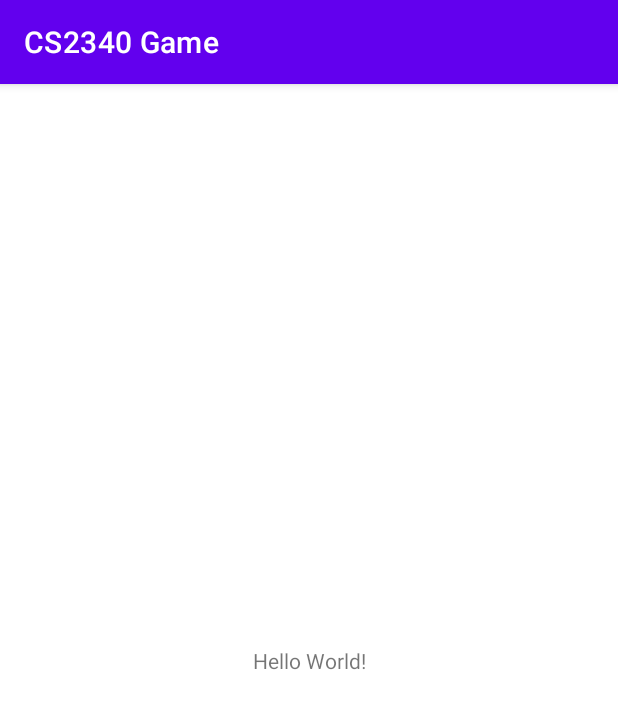
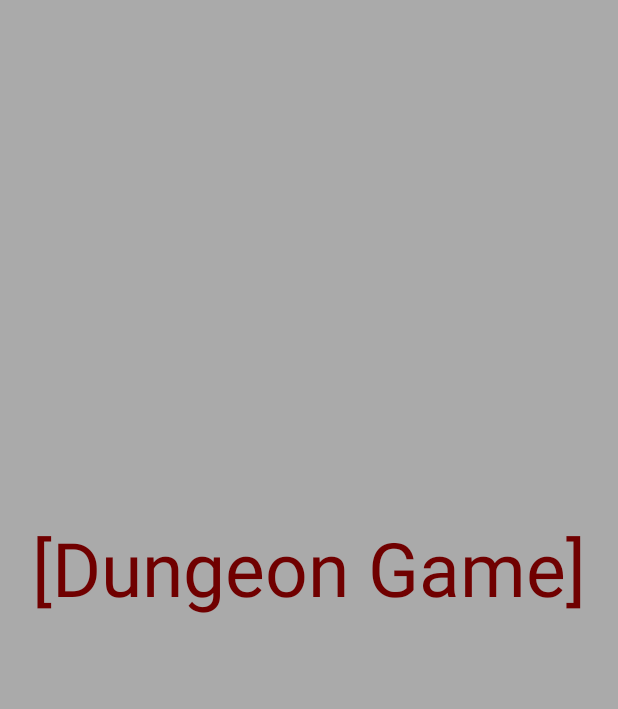
Before and after one commit to genefu/CS2340B_Team18, an Android app: the screen it shows after launch (WelcomeView), on a phone screen of 412 x 824 dp. Shown: the top 709 px of the screen. Run offline under Robolectric (Android 15) with nearby library versions, the phone set to English and light mode, and no system bars.

Commit message:
Change UI for welcome screen

```diff
--- a/app/src/main/java/com/example/cs2340game/WelcomeView.java
+++ b/app/src/main/java/com/example/cs2340game/WelcomeView.java
@@ -6,13 +6,13 @@ import android.view.View;
 
 import androidx.appcompat.app.AppCompatActivity;
 
-public class WelcomeView extends AppCompatActivity{
+public class WelcomeView extends AppCompatActivity {
     @Override
     protected void onCreate(Bundle savedInstanceState) {
         super.onCreate(savedInstanceState);
         setContentView(R.layout.welcome_view);
     }
-
+    //
     public void configScreen(View view) {
         startActivity(new Intent(WelcomeView.this, InitialConfigView.class));
     }
--- a/app/src/main/res/layout/welcome_view.xml
+++ b/app/src/main/res/layout/welcome_view.xml
@@ -2,6 +2,7 @@
 <androidx.constraintlayout.widget.ConstraintLayout xmlns:android="http://schemas.android.com/apk/res/android"
     xmlns:app="http://schemas.android.com/apk/res-auto"
     xmlns:tools="http://schemas.android.com/tools"
+    android:background="#aaaaaa"
     android:layout_width="match_parent"
     android:layout_height="match_parent"
     tools:context=".WelcomeView">
@@ -9,20 +10,43 @@
     <TextView
         android:layout_width="wrap_content"
         android:layout_height="wrap_content"
-        android:text="Hello World!"
+        android:text="[Dungeon Game]"
+        android:textSize="50dp"
+        android:textColor="#700000"
         android:id="@+id/title"
-        app:layout_constraintBottom_toBottomOf="parent"
-        app:layout_constraintEnd_toEndOf="parent"
-        app:layout_constraintStart_toStartOf="parent"
-        app:layout_constraintTop_toTopOf="parent" />
+        app:layout_constraintBottom_toTopOf="@id/midLine"
+        app:layout_constraintLeft_toLeftOf="parent"
+        app:layout_constraintRight_toRightOf="parent"
+        />
     <Button
         android:layout_width="wrap_content"
         android:layout_height="wrap_content"
         android:text="Start"
-        app:layout_constraintTop_toBottomOf="@id/title"
+        android:textColor="@color/white"
+        android:backgroundTint="#700000"
+        app:layout_constraintTop_toBottomOf="@id/midLine"
+        app:layout_constraintLeft_toRightOf="parent"
+        app:layout_constraintRight_toLeftOf="parent"
+        android:id="@+id/startBtn"
+        android:onClick="configScreen"
+        />
+    <Button
+        android:layout_width="wrap_content"
+        android:layout_height="wrap_content"
+        android:text="EXIT"
+        android:textColor="@color/white"
+        android:backgroundTint="#700000"
+        app:layout_constraintTop_toBottomOf="@id/startBtn"
         app:layout_constraintLeft_toRightOf="parent"
         app:layout_constraintRight_toLeftOf="parent"
         android:onClick="configScreen"
         />
+    <androidx.constraintlayout.widget.Guideline
+        android:layout_width="wrap_content"
+        android:layout_height="wrap_content"
+        android:orientation="horizontal"
+        app:layout_constraintGuide_percent="0.5"
+        android:id="@+id/midLine"
+        />
 
 </androidx.constraintlayout.widget.ConstraintLayout>
--- a/app/src/main/res/values/themes.xml
+++ b/app/src/main/res/values/themes.xml
@@ -1,6 +1,6 @@
 <resources xmlns:tools="http://schemas.android.com/tools">
     <!-- Base application theme. -->
-    <style name="Theme.CS2340Game" parent="Theme.MaterialComponents.DayNight.DarkActionBar">
+    <style name="Theme.CS2340Game" parent="Theme.MaterialComponents.DayNight.NoActionBar">
         <!-- Primary brand color. -->
         <item name="colorPrimary">@color/purple_500</item>
         <item name="colorPrimaryVariant">@color/purple_700</item>
```
